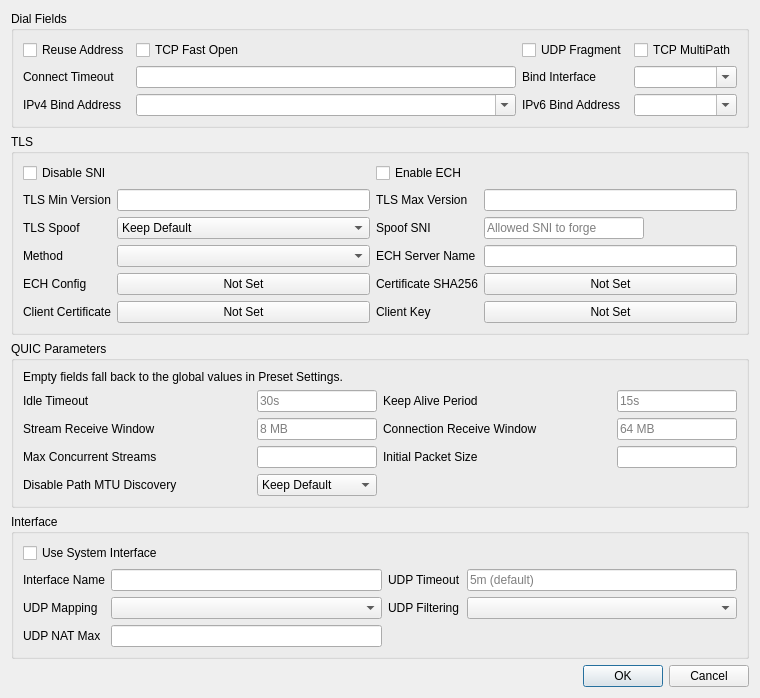
First picture: the form in upstream/include/ui/profile/edit_advanced.ui, repository hopol/throne-mirror, before the edit.
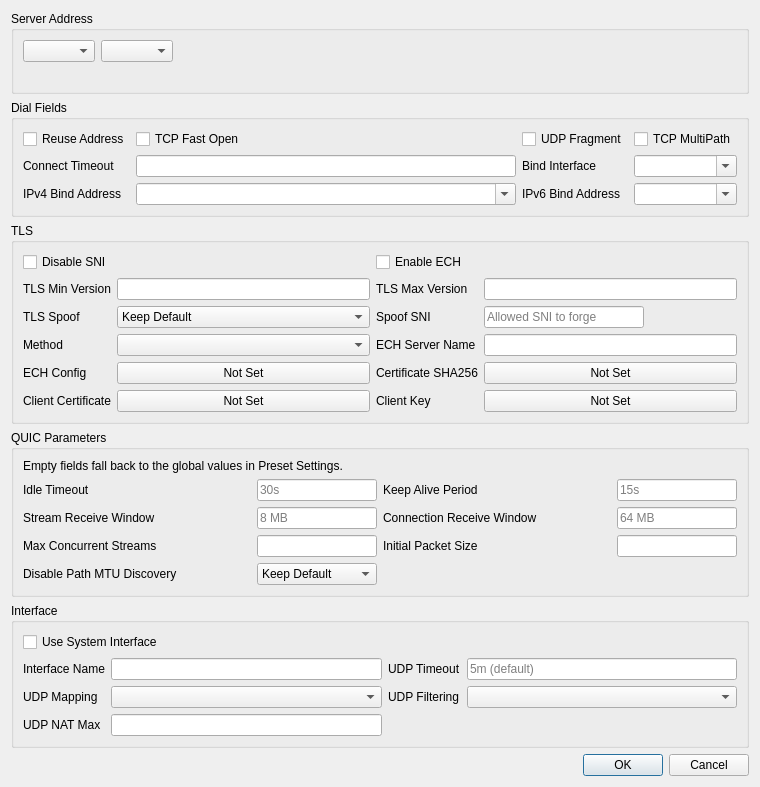
Second picture: the form after the edit.

The edit to the form file:
```diff
--- a/upstream/include/ui/profile/edit_advanced.ui
+++ b/upstream/include/ui/profile/edit_advanced.ui
@@ -15,6 +15,51 @@
   </property>
   <layout class="QGridLayout" name="gridLayout">
    <item row="0" column="0">
+    <widget class="QGroupBox" name="endpoint_box">
+     <property name="title">
+      <string>Server Address</string>
+     </property>
+     <layout class="QVBoxLayout" name="endpoint_layout">
+      <item>
+       <layout class="QHBoxLayout" name="endpoint_row" stretch="0,0,1">
+        <item>
+         <widget class="QComboBox" name="endpoint_mode"/>
+        </item>
+        <item>
+         <widget class="QComboBox" name="endpoint_list"/>
+        </item>
+        <item>
+         <spacer name="endpoint_spacer">
+          <property name="orientation">
+           <enum>Qt::Orientation::Horizontal</enum>
+          </property>
+          <property name="sizeHint" stdset="0">
+           <size>
+            <width>0</width>
+            <height>0</height>
+           </size>
+          </property>
+         </spacer>
+        </item>
+       </layout>
+      </item>
+      <item>
+       <widget class="QLabel" name="endpoint_hint">
+        <property name="textFormat">
+         <enum>Qt::TextFormat::PlainText</enum>
+        </property>
+        <property name="wordWrap">
+         <bool>true</bool>
+        </property>
+        <property name="colorRole" stdset="0">
+         <string notr="true">muted</string>
+        </property>
+       </widget>
+      </item>
+     </layout>
+    </widget>
+   </item>
+   <item row="1" column="0">
     <widget class="QGroupBox" name="dial_box">
      <property name="title">
       <string>Dial Fields</string>
@@ -114,7 +159,7 @@
 </layout>
     </widget>
    </item>
-   <item row="3" column="0">
+   <item row="4" column="0">
     <widget class="QGroupBox" name="interface_box">
      <property name="title">
       <string>Interface</string>
@@ -216,7 +261,7 @@
 </layout>
     </widget>
    </item>
-   <item row="4" column="0">
+   <item row="5" column="0">
     <widget class="QDialogButtonBox" name="buttonBox">
      <property name="orientation">
       <enum>Qt::Orientation::Horizontal</enum>
@@ -226,7 +271,7 @@
      </property>
     </widget>
    </item>
-   <item row="1" column="0">
+   <item row="2" column="0">
     <widget class="QGroupBox" name="tls_box">
      <property name="title">
       <string>TLS</string>
@@ -429,7 +474,7 @@
 </layout>
     </widget>
    </item>
-   <item row="2" column="0">
+   <item row="3" column="0">
     <widget class="QGroupBox" name="quic_box">
      <property name="title">
       <string>QUIC Parameters</string>
```
Left out of the diff: 2 changed lines with no effect on the pictures.
